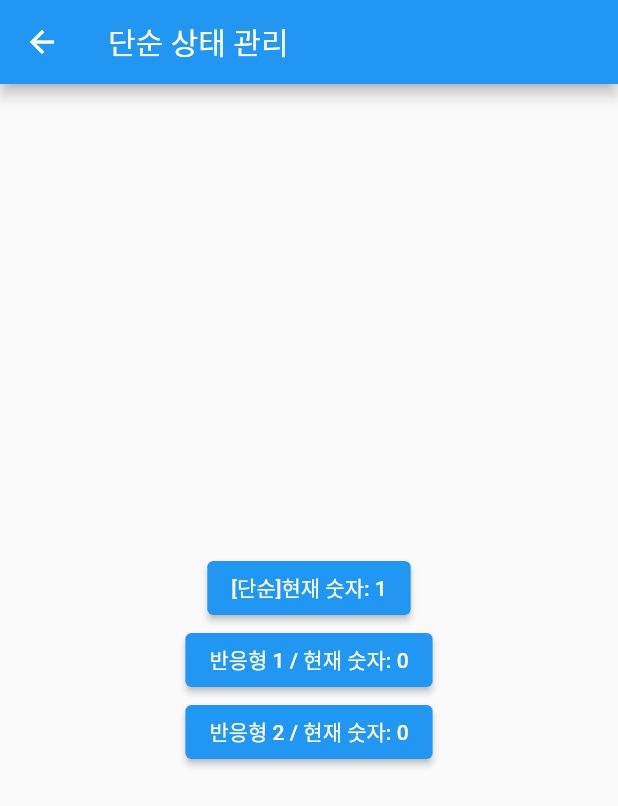
After one commit to qwerty1037/eduhub, a Flutter app: the MyHomePage screen opened directly, after a tap on an icon or button, on a phone screen of 412 x 824 dp. The commit adds this screen. Shown: the top 806 px of the screen. Run offline on Flutter 3.47's test engine with Material 2 defaults, Android fonts, the phone set to English and light mode, and no system bars; our stand-ins replace file_picker, flutter_bloc, get.

Commit message:
GetX연습, file_picker예제 GetX로 리팩토링
GetX의 Reactive State Management를 연습해보았다.

```diff
--- /dev/null
+++ b/lib/getX/getX_test.dart
@@ -0,0 +1,76 @@
+import 'package:flutter/material.dart';
+import 'package:get/get.dart';
+
+class SimpleController extends GetxController {
+  int counter = 0;
+
+  void increase() {
+    counter++;
+    update();
+  }
+}
+
+class ReactiveController extends GetxController {
+  RxInt counter = 0.obs;
+
+  void increase() {
+    counter++;
+  }
+}
+
+class MyHomePage extends StatelessWidget {
+  const MyHomePage({super.key});
+
+  @override
+  Widget build(BuildContext context) {
+    Get.put(SimpleController()); //Controller 등록
+    Get.put(ReactiveController());
+    return Scaffold(
+      appBar: AppBar(title: const Text("단순 상태 관리")),
+      body: Center(
+        child: Column(
+          mainAxisAlignment: MainAxisAlignment.center,
+          children: [
+            //단순 상태 관리
+            GetBuilder<SimpleController>(
+              builder: (controller) {
+                return ElevatedButton(
+                  onPressed: () {
+                    controller.increase();
+                  },
+                  child: Text('[단순]현재 숫자: ${controller.counter}'),
+                );
+              },
+            ),
+            //반응형 상태 관리 1
+            GetX<ReactiveController>(
+              builder: (controller) {
+                return ElevatedButton(
+                  onPressed: () {
+                    controller.increase();
+                  },
+                  child: Text(
+                    '반응형 1 / 현재 숫자: ${controller.counter.value}',
+                  ), //Value로 접근
+                );
+              },
+            ),
+            //반응형 상태 관리 2
+            Obx(
+              () {
+                return ElevatedButton(
+                  onPressed: () {
+                    Get.find<ReactiveController>().increase();
+                  },
+                  child: Text(
+                    '반응형 2 / 현재 숫자: ${Get.find<ReactiveController>().counter.value}',
+                  ),
+                );
+              },
+            ),
+          ],
+        ),
+      ),
+    );
+  }
+}
--- a/lib/main.dart
+++ b/lib/main.dart
@@ -1,5 +1,7 @@
 import 'package:flutter/material.dart';
 import 'package:front_end/pdf_edit/pdf_test.dart';
+import 'package:flutter_bloc/flutter_bloc.dart';
+import 'package:front_end/getX/getX_test.dart';
 
 void main() {
   runApp(const MyApp());
--- a/pubspec.yaml
+++ b/pubspec.yaml
@@ -37,6 +37,7 @@ dependencies:
 
   file_picker: ^5.2.11
   flutter_bloc: ^8.1.2
+  get: ^4.6.5
 
 dev_dependencies:
   flutter_test:
```
Also changed, not shown: lib/pdf_edit/pdf_test.dart (+27 -20 lines).
